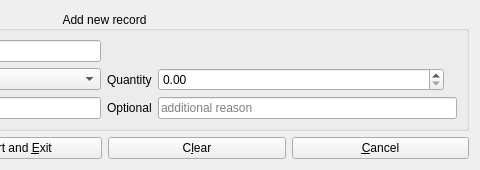
Above: src/ui/DistributorRecordWidget.ui from wnt-zhp/zarlock-cpp before the change; both pictures show x 270 to 750 and y 0 to 170 of the 750 by 170 pixel window. Below: the same form after it.
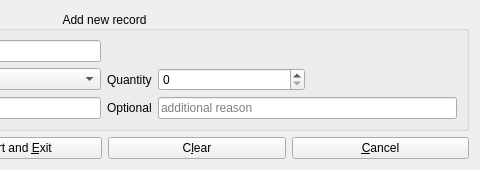
That is the form after the change. Custom widgets are drawn as their Qt base class.

Commit message: Unit, price, quantity conversion improved, new QtySpinInput for proper conversion handling

What changed in the file:
```diff
--- a/src/ui/DistributorRecordWidget.ui
+++ b/src/ui/DistributorRecordWidget.ui
@@ -21,13 +21,9 @@
      </property>
      <layout class="QGridLayout" name="gridLayout" rowstretch="0,0,0,0,0">
       <item row="1" column="4">
-       <layout class="QHBoxLayout" name="horizontalLayout" stretch="1,0">
+       <layout class="QHBoxLayout" name="horizontalLayout" stretch="0,0">
         <item>
-         <widget class="QDoubleSpinBox" name="spin_qty">
-          <property name="maximum">
-           <double>999999.000000000000000</double>
-          </property>
-         </widget>
+         <widget class="QtySpinInput" name="spin_qty"/>
         </item>
         <item>
          <widget class="QLabel" name="label_unit">
@@ -152,6 +148,11 @@
    <extends>QLineEdit</extends>
    <header>DateInput.h</header>
   </customwidget>
+  <customwidget>
+   <class>QtySpinInput</class>
+   <extends>QSpinBox</extends>
+   <header>QtySpinInput.h</header>
+  </customwidget>
  </customwidgets>
  <tabstops>
   <tabstop>edit_date</tabstop>
```
The commit also changes 8 other files.
